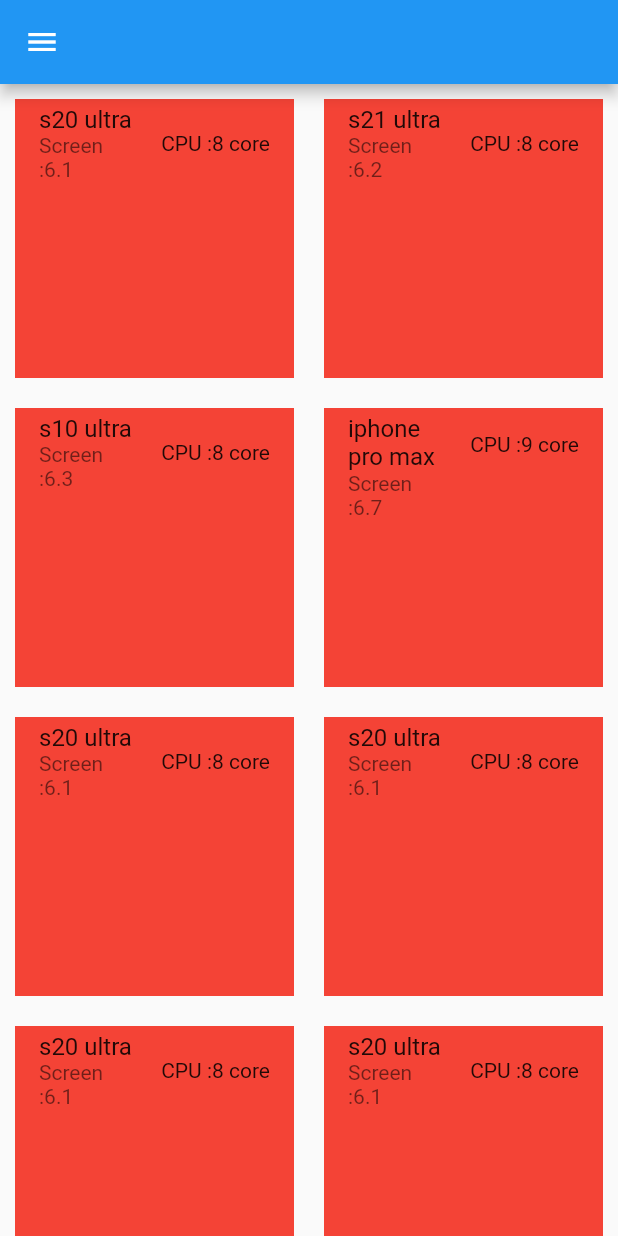
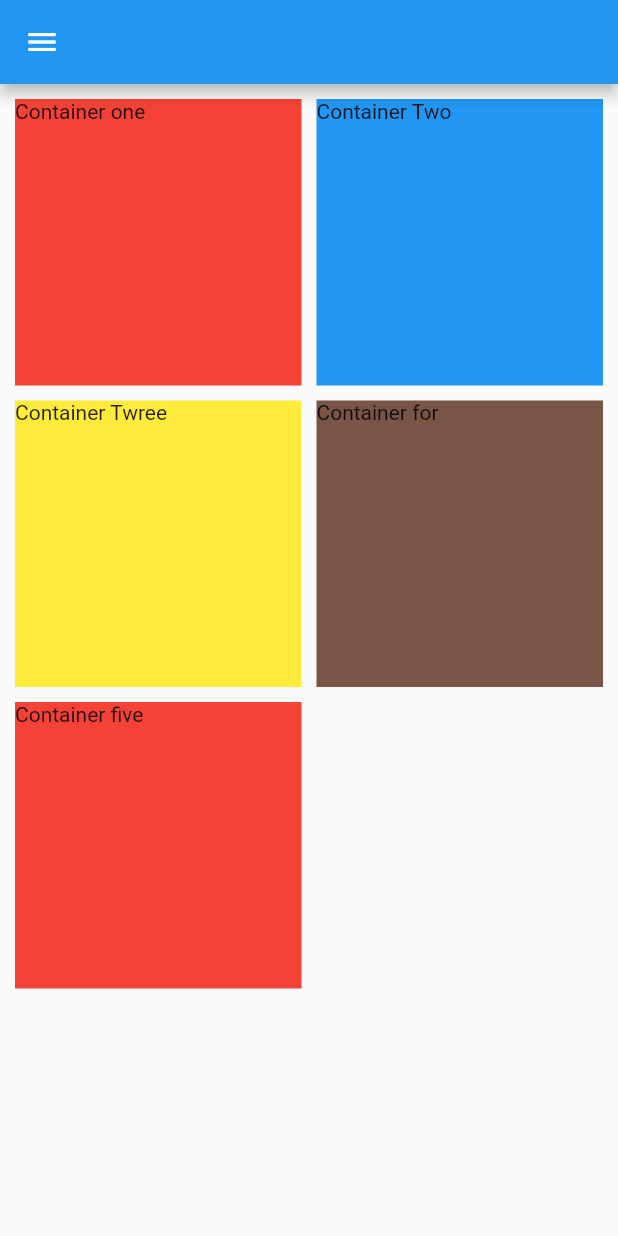
Before and after one commit to fredj789/PageView, a Flutter app: the screen it shows after launch, on a phone screen of 412 x 824 dp. Run offline on Flutter 3.47's test engine with Material 2 defaults, Android fonts, the phone set to English and light mode, and no system bars.

Commit message:
Programming  Code flutter

```diff
--- a/lib/tuto.dart
+++ b/lib/tuto.dart
@@ -8,77 +8,44 @@ class MyTest extends StatefulWidget {
 }
 
 class _MyTestState extends State<MyTest> {
-  List mobile = [
-    {
-      "name": "s20 ultra",
-      "screen": "6.1",
-      "cpu": "8 core",
-    },
-    {
-      "name": "s21 ultra",
-      "screen": "6.2",
-      "cpu": "8 core",
-    },
-    {
-      "name": "s10 ultra",
-      "screen": "6.3",
-      "cpu": "8 core",
-    },
-    {
-      "name": "iphone pro max",
-      "screen": "6.7",
-      "cpu": "9 core",
-    },
-    {
-      "name": "s20 ultra",
-      "screen": "6.1",
-      "cpu": "8 core",
-    },
-    {
-      "name": "s20 ultra",
-      "screen": "6.1",
-      "cpu": "8 core",
-    },
-    {
-      "name": "s20 ultra",
-      "screen": "6.1",
-      "cpu": "8 core",
-    },
-    {
-      "name": "s20 ultra",
-      "screen": "6.1",
-      "cpu": "8 core",
-    },
-    {
-      "name": "s20 ultra",
-      "screen": "6.1",
-      "cpu": "8 core",
-    },
-  ];
   @override
   Widget build(BuildContext context) {
     return Scaffold(
         appBar: AppBar(),
         drawer: Drawer(),
         body: Container(
-          child: GridView.builder(
-              //scrollDirection: Axis.horizontal,
-              itemCount: mobile.length,
+            padding: EdgeInsets.all(10),
+            child: GridView(
               gridDelegate: SliverGridDelegateWithFixedCrossAxisCount(
-                crossAxisCount: 2,
-              ),
-              itemBuilder: (context, i) {
-                return Container(
-                  margin: EdgeInsets.all(10),
-                  child: ListTile(
-                    tileColor: Colors.red,
-                    title: Text("${mobile[i]['name']}"),
-                    subtitle: Text("Screen :${mobile[i]['screen']}"),
-                    trailing: Text("CPU :${mobile[i]['cpu']}"),
-                  ),
-                );
-              }),
-        ));
+                  crossAxisCount: 2, mainAxisSpacing: 10, crossAxisSpacing: 10),
+              children: [
+                Container(
+                  child: Text("Container one "),
+                  height: 200,
+                  color: Colors.red,
+                ),
+                Container(
+                  child: Text("Container Two "),
+                  height: 200,
+                  color: Colors.blue,
+                ),
+                Container(
+                  child: Text("Container Twree "),
+                  height: 200,
+                  color: Colors.yellow,
+                ),
+                Container(
+                  child: Text("Container for "),
+                  height: 200,
+                  color: Colors.brown,
+                ),
+                Container(
+                  child: Text("Container five "),
+                  height: 200,
+                  color: Colors.red,
+                ),
+              ],
+            )));
   }
 }
 //scrollDirection: Axis.vertical,
```
